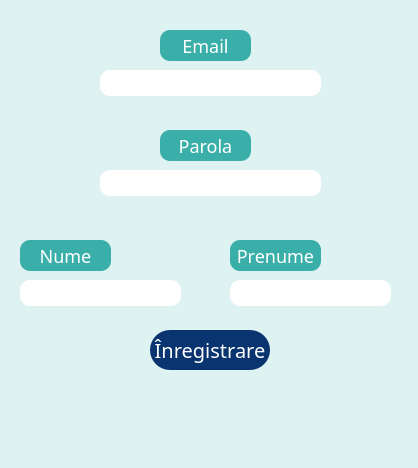
This is inregistrareangajat.ui in TeonaG/AplicatieRecruiting as Qt 5 draws it before an edit. The edited form follows.
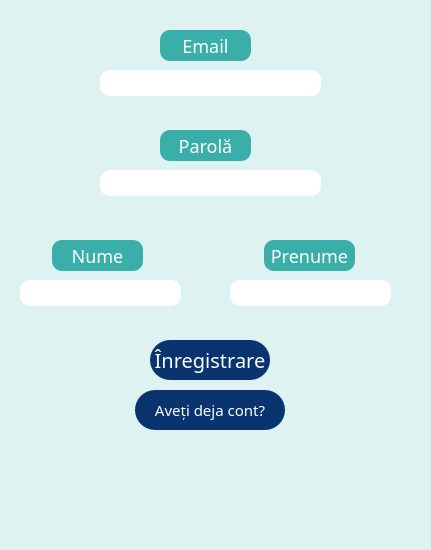
This is the edited form. Icons and pictures are not drawn.

Diff of the .ui file:
```diff
--- a/inregistrareangajat.ui
+++ b/inregistrareangajat.ui
@@ -6,8 +6,8 @@
    <rect>
     <x>0</x>
     <y>0</y>
-    <width>418</width>
-    <height>468</height>
+    <width>431</width>
+    <height>550</height>
    </rect>
   </property>
   <property name="windowTitle">
@@ -33,7 +33,7 @@
   <widget class="QLabel" name="label_2">
    <property name="geometry">
     <rect>
-     <x>230</x>
+     <x>264</x>
      <y>240</y>
      <width>91</width>
      <height>31</height>
@@ -41,6 +41,7 @@
    </property>
    <property name="font">
     <font>
+     <family>New Roman</family>
      <pointsize>-1</pointsize>
      <italic>false</italic>
      <bold>false</bold>
@@ -105,41 +106,10 @@
 border-radius: 10px;</string>
    </property>
   </widget>
-  <widget class="QPushButton" name="pushButton_5">
+  <widget class="QLabel" name="label_nume">
    <property name="geometry">
     <rect>
-     <x>150</x>
-     <y>330</y>
-     <width>120</width>
-     <height>40</height>
-    </rect>
-   </property>
-   <property name="font">
-    <font>
-     <pointsize>-1</pointsize>
-     <italic>false</italic>
-     <bold>false</bold>
-    </font>
-   </property>
-   <property name="cursor">
-    <cursorShape>PointingHandCursor</cursorShape>
-   </property>
-   <property name="styleSheet">
-    <string notr="true">background-color: rgb(9, 52, 111);
-color: white;
-font-size: 20px;
-border-style: outset;
-border-radius: 20px;
-font: Times New Roman;</string>
-   </property>
-   <property name="text">
-    <string>Înregistrare</string>
-   </property>
-  </widget>
-  <widget class="QLabel" name="label_3">
-   <property name="geometry">
-    <rect>
-     <x>20</x>
+     <x>52</x>
      <y>240</y>
      <width>91</width>
      <height>31</height>
@@ -147,6 +117,7 @@
    </property>
    <property name="font">
     <font>
+     <family>New Roman</family>
      <pointsize>-1</pointsize>
      <italic>false</italic>
      <bold>false</bold>
@@ -180,6 +151,7 @@
    </property>
    <property name="font">
     <font>
+     <family>New Roman</family>
      <pointsize>-1</pointsize>
      <italic>false</italic>
      <bold>false</bold>
@@ -196,7 +168,7 @@
 font-size: 18px;</string>
    </property>
    <property name="text">
-    <string>Parola</string>
+    <string>Parolă</string>
    </property>
    <property name="alignment">
     <set>Qt::AlignCenter</set>
@@ -239,7 +211,7 @@
    <property name="geometry">
     <rect>
      <x>140</x>
-     <y>390</y>
+     <y>450</y>
      <width>171</width>
      <height>61</height>
     </rect>
@@ -251,6 +223,70 @@
     <pixmap>../PROIECT/logo_mic.png</pixmap>
    </property>
   </widget>
+  <widget class="QPushButton" name="pushButton_inregistrare">
+   <property name="geometry">
+    <rect>
+     <x>150</x>
+     <y>340</y>
+     <width>120</width>
+     <height>40</height>
+    </rect>
+   </property>
+   <property name="font">
+    <font>
+     <family>New Roman</family>
+     <pointsize>-1</pointsize>
+     <italic>false</italic>
+     <bold>false</bold>
+    </font>
+   </property>
+   <property name="cursor">
+    <cursorShape>PointingHandCursor</cursorShape>
+   </property>
+   <property name="styleSheet">
+    <string notr="true">background-color: rgb(9, 52, 111);
+color: white;
+font-size: 20px;
+border-style: outset;
+border-radius: 20px;
+font: Times New Roman;</string>
+   </property>
+   <property name="text">
+    <string>Înregistrare</string>
+   </property>
+  </widget>
+  <widget class="QPushButton" name="pushButton_inregistrare_2">
+   <property name="geometry">
+    <rect>
+     <x>135</x>
+     <y>390</y>
+     <width>150</width>
+     <height>40</height>
+    </rect>
+   </property>
+   <property name="font">
+    <font>
+     <family>New Roman</family>
+     <pointsize>-1</pointsize>
+     <italic>false</italic>
+     <bold>false</bold>
+    </font>
+   </property>
+   <property name="cursor">
+    <cursorShape>PointingHandCursor</cursorShape>
+   </property>
+   <property name="styleSheet">
+    <string notr="true">background-color: rgb(9, 52, 111);
+color: white;
+font-size: 15px;
+border-style: outset;
+border-radius: 20px;
+font: Times New Roman;</string>
+   </property>
+   <property name="text">
+    <string>Aveți deja cont?</string>
+   </property>
+  </widget>
  </widget>
  <resources/>
  <connections/>
```
Left out of the diff: 15 changed lines with no effect on the pictures.
